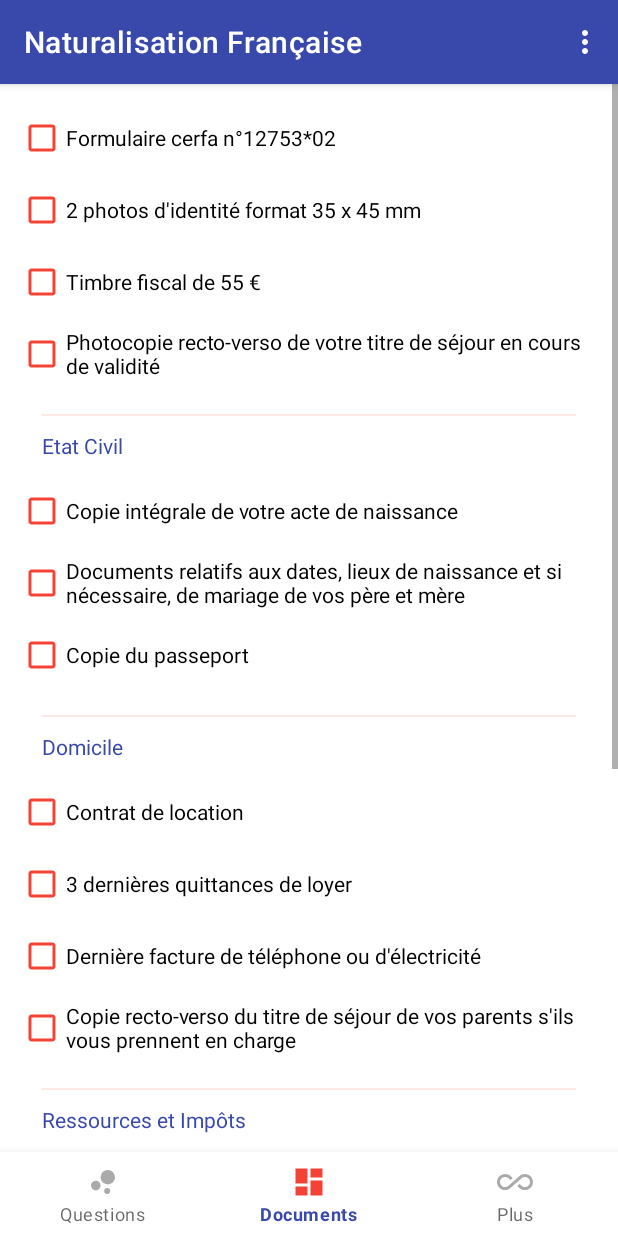
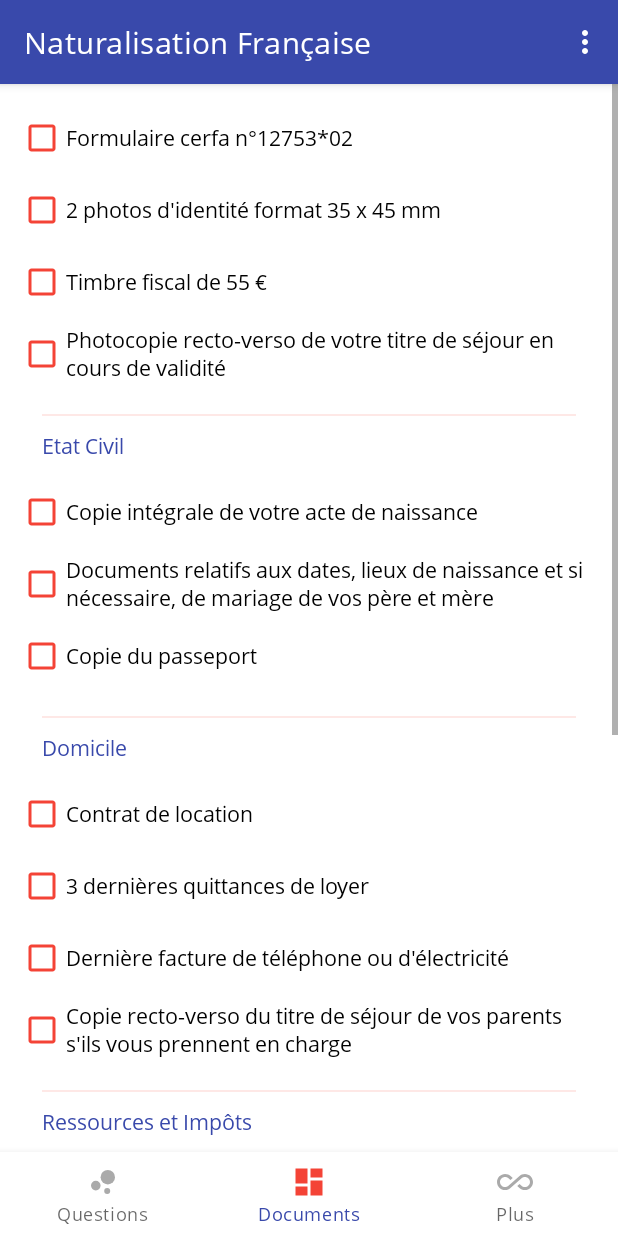
Before and after one commit to sagarkhawse/naturalisation, an Android app: the screen it shows after launch (MainActivity), item 2 of the bottom bar chosen, on a phone screen of 412 x 824 dp. Run offline under Robolectric (Android 15) with nearby library versions, the light colour scheme and no system bars; our stand-ins replace AdMob, ButterKnife, Firebase (no records; nobody signed in at launch, a user with empty details on screens opened directly); 5 statements that could not run were skipped.

Commit message:
- add remote config functionality to lite max items and number of items per ad - use opensans font - add float action button to go up in questions fragment - hide pro version link from action menu in pro build - add link to full list of documents

```diff
--- a/app/build.gradle
+++ b/app/build.gradle
@@ -44,9 +44,10 @@ dependencies {
     implementation 'androidx.constraintlayout:constraintlayout:1.1.3'
     implementation 'androidx.vectordrawable:vectordrawable:1.0.1'
     implementation 'androidx.legacy:legacy-support-v4:1.0.0'
-    implementation 'com.google.firebase:firebase-ads:17.2.0'
+    implementation 'com.google.firebase:firebase-ads:17.2.1'
     implementation 'com.google.firebase:firebase-core:16.0.9'
     implementation 'com.google.firebase:firebase-firestore:19.0.0'
+    implementation 'com.google.firebase:firebase-config:17.0.0'
     implementation 'com.firebaseui:firebase-ui-firestore:4.3.2'
     testImplementation 'junit:junit:4.12'
     androidTestImplementation 'androidx.test:runner:1.1.1'
@@ -54,7 +55,7 @@ dependencies {
     implementation 'androidx.cardview:cardview:1.0.0'
     implementation 'com.jakewharton:butterknife:10.1.0'
     annotationProcessor 'com.jakewharton:butterknife-compiler:10.1.0'
-    implementation 'com.google.android.gms:play-services-ads:17.2.0'
+    implementation 'com.google.android.gms:play-services-ads:17.2.1'
     implementation 'com.android.support:support-v4:28.0.0'
     implementation 'com.android.support:multidex:1.0.3'
 }
--- a/app/src/main/java/com/theapp/naturalisation/activities/MainActivity.java
+++ b/app/src/main/java/com/theapp/naturalisation/activities/MainActivity.java
@@ -23,6 +23,8 @@ import com.theapp.naturalisation.fragments.SettingsFragment;
 import com.theapp.naturalisation.helpers.CommonTools;
 
 public class MainActivity extends AppCompatActivity {
+
+    private static final String TAG = "MainActivity";
 
     private Fragment mSelectedFragment;
 
@@ -134,6 +136,10 @@ public class MainActivity extends AppCompatActivity {
     public boolean onCreateOptionsMenu(Menu menu) {
         MenuInflater inflater = getMenuInflater();
         inflater.inflate(R.menu.menu, menu);
+        if (CommonTools.isFullVersion()) {
+            MenuItem item = menu.findItem(R.id.settings_full);
+            item.setVisible(false);
+        }
         return true;
     }
 
--- a/app/src/main/java/com/theapp/naturalisation/adapters/RecyclerViewAdapter.java
+++ b/app/src/main/java/com/theapp/naturalisation/adapters/RecyclerViewAdapter.java
@@ -51,7 +51,7 @@ public class RecyclerViewAdapter extends RecyclerView.Adapter<RecyclerView.ViewH
      */
     @Override
     public int getItemViewType(int position) {
-        return (position % QuestionsFragment.ITEMS_PER_AD == 0) ? BANNER_AD_VIEW_TYPE
+        return (position % QuestionsFragment.getItemsPerAd() == 0) ? BANNER_AD_VIEW_TYPE
                 : MENU_ITEM_VIEW_TYPE;
     }
 
--- a/app/src/main/java/com/theapp/naturalisation/fragments/DocumentsFragment.java
+++ b/app/src/main/java/com/theapp/naturalisation/fragments/DocumentsFragment.java
@@ -1,12 +1,16 @@
 package com.theapp.naturalisation.fragments;
 
 
+import android.content.Intent;
+import android.net.Uri;
 import android.os.Bundle;
 import android.preference.PreferenceManager;
+import android.text.method.LinkMovementMethod;
 import android.view.LayoutInflater;
 import android.view.View;
 import android.view.ViewGroup;
 import android.widget.CheckBox;
+import android.widget.TextView;
 
 import androidx.fragment.app.Fragment;
 
@@ -57,6 +61,10 @@ public class DocumentsFragment extends Fragment {
     CheckBox checkBox19;
     @BindView(R.id.checkBox20)
     CheckBox checkBox20;
+    @BindView(R.id.linkToOriginalDocuments)
+    TextView linkToOriginalDocuments;
+
+    private static final String TAG = "DocumentsFragment";
 
     public DocumentsFragment() {
         // Required empty public constructor
@@ -140,6 +148,16 @@ public class DocumentsFragment extends Fragment {
         boolean checked20 = PreferenceManager.getDefaultSharedPreferences(getContext())
                 .getBoolean("checkBox20", false);
         checkBox20.setChecked(checked20);
+        linkToOriginalDocuments.setClickable(true);
+        linkToOriginalDocuments.setMovementMethod(LinkMovementMethod.getInstance());
+        linkToOriginalDocuments.setOnClickListener(new View.OnClickListener() {
+            @Override
+            public void onClick(View v) {
+                Intent browserIntent = new Intent(Intent.ACTION_VIEW);
+                browserIntent.setData(Uri.parse("https://www.service-public.fr/particuliers/vosdroits/F2213"));
+                startActivity(browserIntent);
+            }
+        });
     }
 
 
--- a/app/src/main/java/com/theapp/naturalisation/fragments/QuestionsFragment.java
+++ b/app/src/main/java/com/theapp/naturalisation/fragments/QuestionsFragment.java
@@ -16,8 +16,11 @@ import com.google.android.gms.ads.AdListener;
 import com.google.android.gms.ads.AdRequest;
 import com.google.android.gms.ads.AdSize;
 import com.google.android.gms.ads.AdView;
+import com.google.android.material.floatingactionbutton.FloatingActionButton;
 import com.google.firebase.firestore.Query;
 import com.google.firebase.firestore.QueryDocumentSnapshot;
+import com.google.firebase.remoteconfig.FirebaseRemoteConfig;
+import com.google.firebase.remoteconfig.FirebaseRemoteConfigSettings;
 import com.theapp.naturalisation.R;
 import com.theapp.naturalisation.adapters.RecyclerViewAdapter;
 import com.theapp.naturalisation.helpers.CommonTools;
@@ -25,12 +28,11 @@ import com.theapp.naturalisation.helpers.ItemHelper;
 import com.theapp.naturalisation.models.Item;
 
 import java.util.ArrayList;
+import java.util.Collections;
 import java.util.List;
 
 import butterknife.BindView;
 import butterknife.ButterKnife;
-
-import static androidx.constraintlayout.widget.Constraints.TAG;
 
 public class QuestionsFragment extends Fragment {
 
@@ -38,16 +40,24 @@ public class QuestionsFragment extends Fragment {
     RecyclerView mItemsList;
     @BindView(R.id.swipeContainer)
     SwipeRefreshLayout swipeContainer;
+    @BindView(R.id.floatingActionButton)
+    FloatingActionButton floatingActionButton;
 
-    // A banner ad is placed in every 8th position in the RecyclerView.
-    public static final int ITEMS_PER_AD = 8;
-    private static final int MAX_ITEMS_LITE_VERSION = 25;
+    private static final String TAG = "QuestionsFragment";
+
+    // Remote Config keys
+    private static final String MAX_ITEMS_LITE_VERSION_CONFIG_KEY = "lite_max_items";
+    private static final String ITEMS_PER_AD_CONFIG_KEY = "items_per_ad";
 
     private static final String AD_UNIT_ID = "ca-app-pub-8438644666105561/5174623958";
 
     private List<Object> list = new ArrayList<>();
 
     private RecyclerViewAdapter adapter;
+
+    private FirebaseRemoteConfig mFirebaseRemoteConfig;
+
+    private static int itemsPerAd;
 
     public QuestionsFragment() {
         // Required empty public constructor
@@ -66,16 +76,42 @@ public class QuestionsFragment extends Fragment {
         mItemsList.setLayoutManager(new LinearLayoutManager(getContext()));
         mItemsList.setHasFixedSize(true);
 
-        addItemsFromFirestore();
+        swipeContainer.setOnRefreshListener(this::addItemsFromFirestore);
+        swipeContainer.setColorSchemeResources(R.color.colorPrimaryDark);
 
-        swipeContainer.setOnRefreshListener(this::addItemsFromFirestore);
+        floatingActionButton.setOnClickListener(v -> mItemsList.smoothScrollToPosition(0));
 
-        swipeContainer.setColorSchemeResources(R.color.colorPrimaryDark);
+        mFirebaseRemoteConfig = FirebaseRemoteConfig.getInstance();
+
+        FirebaseRemoteConfigSettings configSettings = new FirebaseRemoteConfigSettings.Builder()
+                .setFetchTimeoutInSeconds(2)
+                .setMinimumFetchIntervalInSeconds(3600)
+                .build();
+        mFirebaseRemoteConfig.setConfigSettingsAsync(configSettings);
+
+        mFirebaseRemoteConfig.setDefaults(R.xml.remote_config_defaults);
+
+        fetchRemoteConfigAndAddItems();
 
         adapter = new RecyclerViewAdapter(getContext(), list);
         mItemsList.setAdapter(adapter);
 
         return fragmentView;
+    }
+
+    private void fetchRemoteConfigAndAddItems() {
+
+        mFirebaseRemoteConfig.fetchAndActivate()
+                .addOnCompleteListener(getActivity(), task -> {
+                    if (task.isSuccessful()) {
+                        boolean updated = task.getResult();
+                        Log.d(TAG, "Config params updated: " + updated);
+                    } else {
+                        Log.d(TAG, "Fetch config params failed !");
+                    }
+
+                    addItemsFromFirestore();
+                });
     }
 
     /**
@@ -111,16 +147,16 @@ public class QuestionsFragment extends Fragment {
                 super.onAdLoaded();
                 // The previous banner ad loaded successfully, call this method again to
                 // load the next ad in the items list.
-                loadBannerAd(index + ITEMS_PER_AD);
+                loadBannerAd(index + itemsPerAd);
             }
 
             @Override
             public void onAdFailedToLoad(int errorCode) {
                 // The previous banner ad failed to load. Call this method again to load
                 // the next ad in the items list.
-                Log.e("MainActivity", "The previous banner ad failed to load. Attempting to"
+                Log.e(TAG, "The previous banner ad failed to load. Attempting to"
                         + " load the next banner ad in the items list.");
-                loadBannerAd(index + ITEMS_PER_AD);
+                loadBannerAd(index + itemsPerAd);
             }
         });
 
@@ -135,7 +171,8 @@ public class QuestionsFragment extends Fragment {
     private void addBannerAds() {
         // Loop through the items array and place a new banner ad in every ith position in
         // the items List.
-        for (int i = 0; i <= list.size(); i += ITEMS_PER_AD) {
+        itemsPerAd = (int) mFirebaseRemoteConfig.getLong(ITEMS_PER_AD_CONFIG_KEY);
+        for (int i = 0; i <= list.size(); i += itemsPerAd) {
             final AdView adView = new AdView(getContext());
             adView.setAdSize(AdSize.BANNER);
             adView.setAdUnitId(AD_UNIT_ID);
@@ -151,14 +188,15 @@ public class QuestionsFragment extends Fragment {
                 // Remember to CLEAR OUT old items before appending in the new ones
                 adapter.clear();
 
-                int counter = 0;
+                long counter = 0;
                 for (QueryDocumentSnapshot document : task.getResult()) {
-                    if (CommonTools.isLiteVersion() && counter++ == MAX_ITEMS_LITE_VERSION) {
+                    if (CommonTools.isLiteVersion() && counter++ == mFirebaseRemoteConfig.getLong(MAX_ITEMS_LITE_VERSION_CONFIG_KEY)) {
                         break;
                     }
                     list.add(document.toObject(Item.class));
                 }
                 try {
+                    Collections.shuffle(list);
                     addBannerAds();
                     loadBannerAds();
                 } catch (Exception e) {
@@ -215,4 +253,8 @@ public class QuestionsFragment extends Fragment {
         super.onDestroy();
     }
 
+    public static int getItemsPerAd() {
+        return itemsPerAd;
+    }
+
 }
--- a/app/src/main/java/com/theapp/naturalisation/fragments/SettingsFragment.java
+++ b/app/src/main/java/com/theapp/naturalisation/fragments/SettingsFragment.java
@@ -25,6 +25,8 @@ public class SettingsFragment extends Fragment implements View.OnClickListener {
     MaterialButton mButtonAddQuestion;
     @BindView(R.id.button_exit)
     MaterialButton mButtonExit;
+
+    private static final String TAG = "SettingsFragment";
 
     public SettingsFragment() {
         // Required empty public constructor
--- a/app/src/main/res/layout/activity_main.xml
+++ b/app/src/main/res/layout/activity_main.xml
@@ -5,6 +5,7 @@
     android:id="@+id/container"
     android:layout_width="match_parent"
     android:layout_height="match_parent"
+    android:background="@android:color/white"
     tools:context=".activities.MainActivity">
 
     <FrameLayout
@@ -24,7 +25,7 @@
         android:layout_height="wrap_content"
         android:layout_marginStart="0dp"
         android:layout_marginEnd="0dp"
-        android:background="?android:attr/windowBackground"
+        android:background="@android:color/white"
         app:itemIconTint="@color/bnv_tab_item_foreground"
         app:layout_constraintBottom_toBottomOf="parent"
         app:layout_constraintLeft_toLeftOf="parent"
--- a/app/src/main/res/layout/fragment_documents.xml
+++ b/app/src/main/res/layout/fragment_documents.xml
@@ -2,7 +2,8 @@
 <ScrollView xmlns:android="http://schemas.android.com/apk/res/android"
     xmlns:tools="http://schemas.android.com/tools"
     android:layout_width="fill_parent"
-    android:layout_height="match_parent">
+    android:layout_height="match_parent"
+    android:background="@android:color/white">
 
     <LinearLayout
         android:id="@+id/documentsLayout"
@@ -235,6 +236,26 @@
             android:buttonTint="@color/colorPrimaryDark"
             android:text="Test d'évaluation du français (TEF) de la chambre de commerce et d'industrie de Paris (CCIP)" />
 
+        <View
+            android:id="@+id/divider_link"
+            android:layout_width="match_parent"
+            android:layout_height="1dp"
+            android:layout_marginStart="16dp"
+            android:layout_marginTop="16dp"
+            android:layout_marginEnd="16dp"
+            android:layout_marginBottom="10dp"
+            android:background="?android:attr/listDivider"
+            android:backgroundTint="@color/colorPrimaryDark" />
+
+        <TextView
+            android:id="@+id/linkToOriginalDocuments"
+            android:layout_width="match_parent"
+            android:layout_height="wrap_content"
+            android:layout_marginTop="12dp"
+            android:textColor="@color/colorPrimaryDark"
+            android:autoLink="web"
+            android:text="Lien vers la liste originale des documents." />
+
         <Space
             android:layout_width="match_parent"
             android:layout_height="wrap_content"
--- a/app/src/main/res/layout/fragment_settings.xml
+++ b/app/src/main/res/layout/fragment_settings.xml
@@ -6,6 +6,7 @@
     android:layout_width="match_parent"
     android:layout_height="match_parent"
     android:layout_gravity="bottom"
+    android:background="@android:color/white"
     tools:context=".fragments.SettingsFragment">
 
     <com.google.android.material.button.MaterialButton
--- a/app/src/main/res/menu/menu.xml
+++ b/app/src/main/res/menu/menu.xml
@@ -7,12 +7,9 @@
         android:id="@+id/settings_full"
         android:title="Naturalisation Française Pro"
         app:showAsAction="never" />
-
     <item
         android:id="@+id/settings_terms"
         android:title="Termes et Conditions"
         app:showAsAction="never" />
 
-
-
 </menu>
--- a/app/src/main/res/values/styles.xml
+++ b/app/src/main/res/values/styles.xml
@@ -6,6 +6,7 @@
         <item name="colorPrimary">@color/colorPrimary</item>
         <item name="colorPrimaryDark">@color/colorPrimaryDark</item>
         <item name="colorAccent">@color/colorAccent</item>
+        <item name="android:fontFamily">@font/opensans_regular</item>
     </style>
 
     <style name="FullScreenDialogStyle" parent="Theme.MaterialComponents.Dialog">
--- /dev/null
+++ b/app/src/main/res/xml/remote_config_defaults.xml
@@ -0,0 +1,11 @@
+<?xml version="1.0" encoding="utf-8"?>
+<defaultsMap>
+    <entry>
+        <key>lite_max_items</key>
+        <value>40</value>
+    </entry>
+    <entry>
+        <key>items_per_ad</key>
+        <value>8</value>
+    </entry>
+</defaultsMap>
--- a/build.gradle
+++ b/build.gradle
@@ -7,7 +7,7 @@ buildscript {
 
     }
     dependencies {
-        classpath 'com.android.tools.build:gradle:3.4.0'
+        classpath 'com.android.tools.build:gradle:3.4.1'
         classpath 'com.google.gms:google-services:4.2.0'
 
         // NOTE: Do not place your application dependencies here; they belong
```
Also changed, not shown: app/src/main/res/layout/fragment_questions.xml (+15 -0 lines), app/src/main/res/font/opensans_regular.ttf (added), 2 other files.
